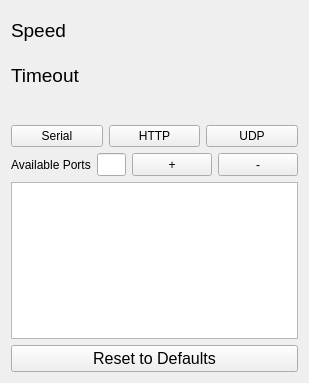
Above: GUI/LightingGUI/settingspage.ui from timsee/ArduCor before the change. Below: the same form after it.
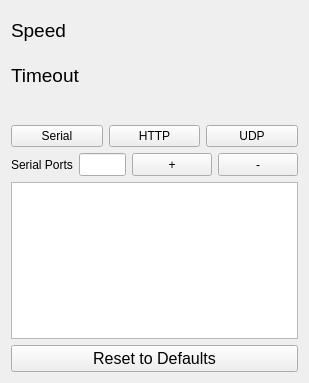
That is the form after the change. Custom widgets are drawn as their Qt base class.

Diff of the .ui file:
```diff
--- a/GUI/LightingGUI/settingspage.ui
+++ b/GUI/LightingGUI/settingspage.ui
@@ -150,7 +150,7 @@
      <item>
       <widget class="QLabel" name="availablePortsLabel">
        <property name="text">
-        <string>Available Ports</string>
+        <string>Serial Ports</string>
        </property>
       </widget>
      </item>
```
